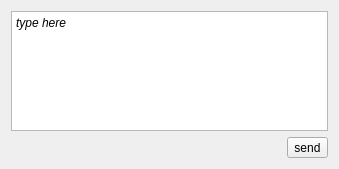
Qt form plugins/buddycloud/new_post_widget.ui (marosi/SocialDesktopClient) before a commit.
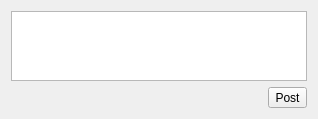
The same form after that commit.

What changed in the file:
```diff
--- a/plugins/buddycloud/new_post_widget.ui
+++ b/plugins/buddycloud/new_post_widget.ui
@@ -6,10 +6,16 @@
    <rect>
     <x>0</x>
     <y>0</y>
-    <width>339</width>
-    <height>169</height>
+    <width>318</width>
+    <height>114</height>
    </rect>
   </property>
+  <property name="sizePolicy">
+   <sizepolicy hsizetype="Preferred" vsizetype="Maximum">
+    <horstretch>0</horstretch>
+    <verstretch>0</verstretch>
+   </sizepolicy>
+  </property>
   <property name="windowTitle">
    <string>Form</string>
   </property>
@@ -17,30 +23,17 @@
    <item>
     <widget class="QTextEdit" name="textEdit">
      <property name="sizePolicy">
-      <sizepolicy hsizetype="Expanding" vsizetype="MinimumExpanding">
+      <sizepolicy hsizetype="Expanding" vsizetype="Maximum">
        <horstretch>0</horstretch>
        <verstretch>0</verstretch>
       </sizepolicy>
      </property>
-     <property name="minimumSize">
-      <size>
-       <width>0</width>
-       <height>100</height>
-      </size>
-     </property>
      <property name="maximumSize">
       <size>
        <width>16777215</width>
-       <height>150</height>
+       <height>100</height>
       </size>
      </property>
-     <property name="html">
-      <string>&lt;!DOCTYPE HTML PUBLIC &quot;-//W3C//DTD HTML 4.0//EN&quot; &quot;http://www.w3.org/TR/REC-html40/strict.dtd&quot;&gt;
-&lt;html&gt;&lt;head&gt;&lt;meta name=&quot;qrichtext&quot; content=&quot;1&quot; /&gt;&lt;style type=&quot;text/css&quot;&gt;
-p, li { white-space: pre-wrap; }
-&lt;/style&gt;&lt;/head&gt;&lt;body style=&quot; font-family:'Ubuntu'; font-size:9pt; font-weight:400; font-style:normal;&quot;&gt;
-&lt;p style=&quot; margin-top:0px; margin-bottom:0px; margin-left:0px; margin-right:0px; -qt-block-indent:0; text-indent:0px;&quot;&gt;&lt;span style=&quot; font-style:italic;&quot;&gt;type here&lt;/span&gt;&lt;/p&gt;&lt;/body&gt;&lt;/html&gt;</string>
-     </property>
     </widget>
    </item>
    <item>
@@ -61,7 +54,7 @@
      <item>
       <widget class="QToolButton" name="sendToolButton">
        <property name="text">
-        <string>send</string>
+        <string>Post</string>
        </property>
       </widget>
      </item>
```
Left out of the diff: 2 changed lines with no effect on the pictures.
